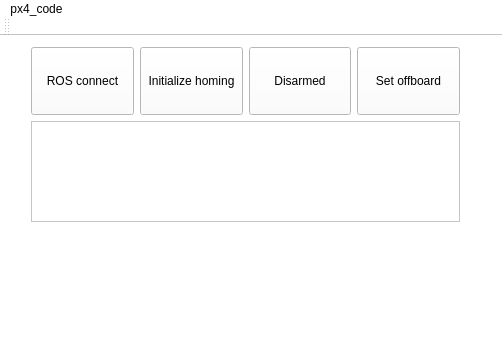
Above: qt_src/px4_gcs/mainwindow.ui from icsl-Jeon/px4_code before the change. Below: the same form after it.
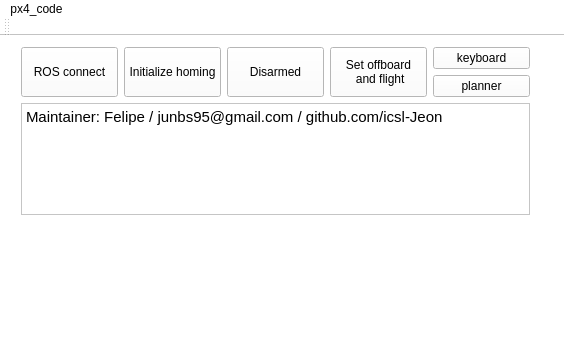
That is the form after the change.

```diff
--- a/qt_src/px4_gcs/mainwindow.ui
+++ b/qt_src/px4_gcs/mainwindow.ui
@@ -6,7 +6,7 @@
    <rect>
     <x>0</x>
     <y>0</y>
-    <width>502</width>
+    <width>564</width>
     <height>347</height>
    </rect>
   </property>
@@ -22,15 +22,15 @@
    <widget class="QWidget" name="verticalLayoutWidget">
     <property name="geometry">
      <rect>
-      <x>20</x>
+      <x>10</x>
       <y>0</y>
-      <width>451</width>
+      <width>531</width>
       <height>271</height>
      </rect>
     </property>
     <layout class="QVBoxLayout" name="verticalLayout" stretch="2,3,2">
      <item>
-      <layout class="QHBoxLayout" name="horizontalLayout" stretch="0,0,0,0">
+      <layout class="QHBoxLayout" name="horizontalLayout" stretch="0,0,0,0,0">
        <item>
         <widget class="QPushButton" name="pushButton_ros">
          <property name="sizePolicy">
@@ -104,13 +104,38 @@
 </string>
          </property>
          <property name="text">
-          <string>Set offboard</string>
+          <string>Set offboard
+ and flight</string>
          </property>
          <property name="checkable">
           <bool>false</bool>
          </property>
         </widget>
        </item>
+       <item>
+        <layout class="QVBoxLayout" name="verticalLayout_2">
+         <item>
+          <widget class="QPushButton" name="pushButton_keyboard">
+           <property name="text">
+            <string>keyboard</string>
+           </property>
+           <property name="checkable">
+            <bool>true</bool>
+           </property>
+          </widget>
+         </item>
+         <item>
+          <widget class="QPushButton" name="pushButton_planner">
+           <property name="text">
+            <string>planner</string>
+           </property>
+           <property name="checkable">
+            <bool>true</bool>
+           </property>
+          </widget>
+         </item>
+        </layout>
+       </item>
       </layout>
      </item>
      <item>
@@ -121,6 +146,13 @@
          <verstretch>0</verstretch>
         </sizepolicy>
        </property>
+       <property name="html">
+        <string>&lt;!DOCTYPE HTML PUBLIC &quot;-//W3C//DTD HTML 4.0//EN&quot; &quot;http://www.w3.org/TR/REC-html40/strict.dtd&quot;&gt;
+&lt;html&gt;&lt;head&gt;&lt;meta name=&quot;qrichtext&quot; content=&quot;1&quot; /&gt;&lt;style type=&quot;text/css&quot;&gt;
+p, li { white-space: pre-wrap; }
+&lt;/style&gt;&lt;/head&gt;&lt;body style=&quot; font-family:'Ubuntu'; font-size:11pt; font-weight:400; font-style:normal;&quot;&gt;
+&lt;p style=&quot; margin-top:0px; margin-bottom:0px; margin-left:0px; margin-right:0px; -qt-block-indent:0; text-indent:0px;&quot;&gt;Maintainer: Felipe / junbs95@gmail.com / github.com/icsl-Jeon&lt;/p&gt;&lt;/body&gt;&lt;/html&gt;</string>
+       </property>
       </widget>
      </item>
      <item>
@@ -156,7 +188,7 @@
     <rect>
      <x>0</x>
      <y>0</y>
-     <width>502</width>
+     <width>564</width>
      <height>25</height>
     </rect>
    </property>
```
